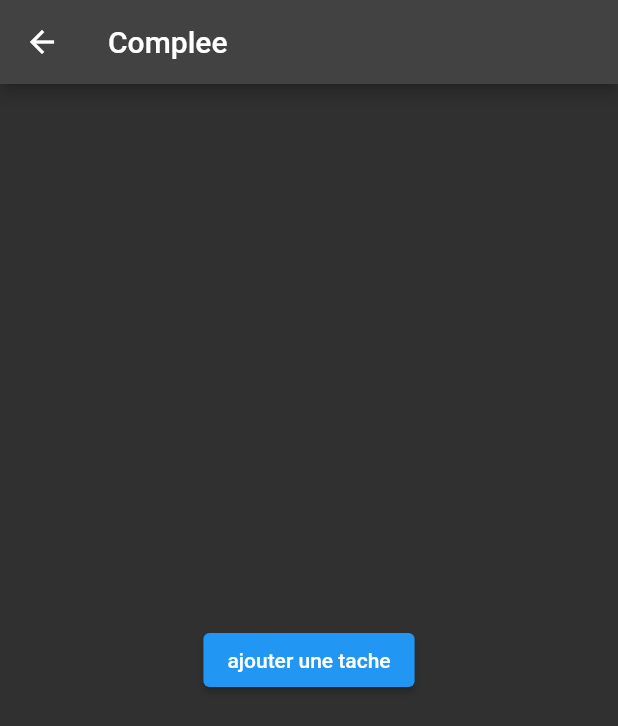
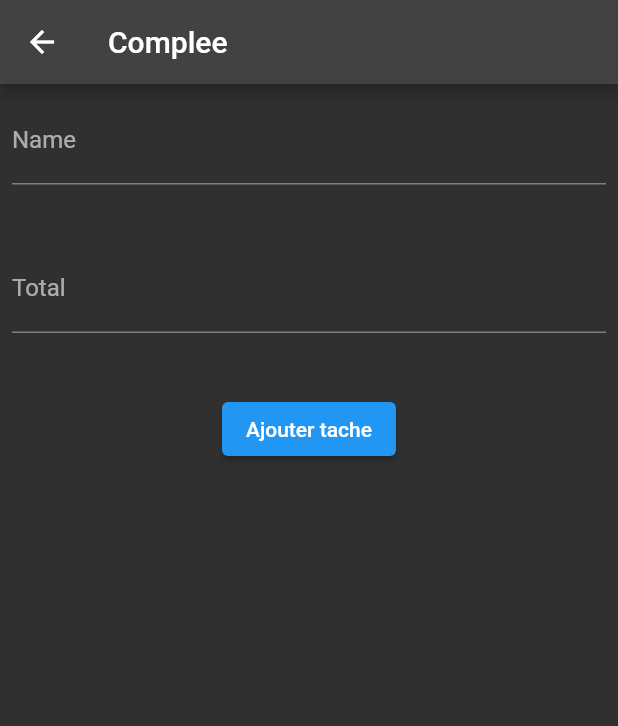
Before and after one commit to Mehdimed/complee, a Flutter app: the AddTache screen opened by its route, on a phone screen of 412 x 824 dp. Shown: the top 726 px of the screen. Run offline on Flutter 3.47's test engine with Material 2 defaults, Android fonts, the light colour scheme and no system bars; our stand-ins replace google_fonts, sqflite; accounts and stored records are empty.

Commit message:
add form to let user add tache

```diff
--- a/lib/addTache/addTache.dart
+++ b/lib/addTache/addTache.dart
@@ -1,6 +1,7 @@
 import 'package:flutter/material.dart';
-import 'package:complee/services/tachesRepository.dart';
-import 'package:complee/models/tache.dart';
+import 'tacheForm.dart';
+
+import 'dart:math';
 
 class AddTache extends StatelessWidget {
   const AddTache({super.key});
@@ -11,16 +12,8 @@ class AddTache extends StatelessWidget {
       appBar: AppBar(
         title: Text('Complee'),
       ),
-      body: Center(
-        child: ElevatedButton(
-          onPressed: () {
-            TachesRepository().insertTache(
-                Tache(id: null, name: 'test', total: 10, completed: 2));
-            Navigator.pop(context);
-          },
-          child: Text('ajouter une tache'),
-        ),
-      ),
+      // create a form to add a new tache with 2 text fields (name and total) and a button to submit
+      body: TacheForm(),
     );
   }
 }
--- /dev/null
+++ b/lib/addTache/tacheForm.dart
@@ -0,0 +1,80 @@
+import 'package:flutter/material.dart';
+import 'package:flutter/services.dart';
+import 'package:complee/models/tache.dart';
+import 'package:complee/services/tachesRepository.dart';
+
+class TacheForm extends StatefulWidget {
+  const TacheForm({super.key});
+
+  @override
+  State<TacheForm> createState() => _TacheFormState();
+}
+
+class _TacheFormState extends State<TacheForm> {
+  final _formKey = GlobalKey<FormState>();
+  final nameController = TextEditingController();
+  final totalController = TextEditingController();
+
+  @override
+  void dispose() {
+    // Clean up the controller when the widget is disposed.
+    nameController.dispose();
+    totalController.dispose();
+    super.dispose();
+  }
+
+  @override
+  Widget build(BuildContext context) {
+    return Form(
+      key: _formKey,
+      child: Padding(
+        padding: const EdgeInsets.all(8.0),
+        child: Column(
+          children: [
+            TextFormField(
+              decoration: InputDecoration(
+                labelText: 'Name',
+              ),
+              controller: nameController,
+              validator: (value) {
+                if (value == null || value.isEmpty) {
+                  return 'Veuillez entrez un nom';
+                }
+                return null;
+              },
+            ),
+            SizedBox(height: 40),
+            TextFormField(
+              decoration: InputDecoration(
+                labelText: 'Total',
+              ),
+              controller: totalController,
+              keyboardType: TextInputType.numberWithOptions(decimal: true),
+              validator: (value) {
+                if (value == null || value.isEmpty) {
+                  return 'Veuillez entrez un nombre';
+                }
+                return null;
+              },
+              inputFormatters: [FilteringTextInputFormatter.digitsOnly],
+            ),
+            SizedBox(height: 40),
+            ElevatedButton(
+              onPressed: () {
+                if (_formKey.currentState!.validate()) {
+                  TachesRepository().insertTache(Tache(
+                      id: null,
+                      name: nameController.text,
+                      total: int.parse(totalController.text),
+                      completed: 0));
+                  Navigator.pop(context);
+                }
+              },
+              child: Text('Ajouter tache'),
+            ),
+          ],
+        ),
+      ),
+    );
+  }
+}
```
Also changed, not shown: lib/home/home.dart (+5 -5 lines).
